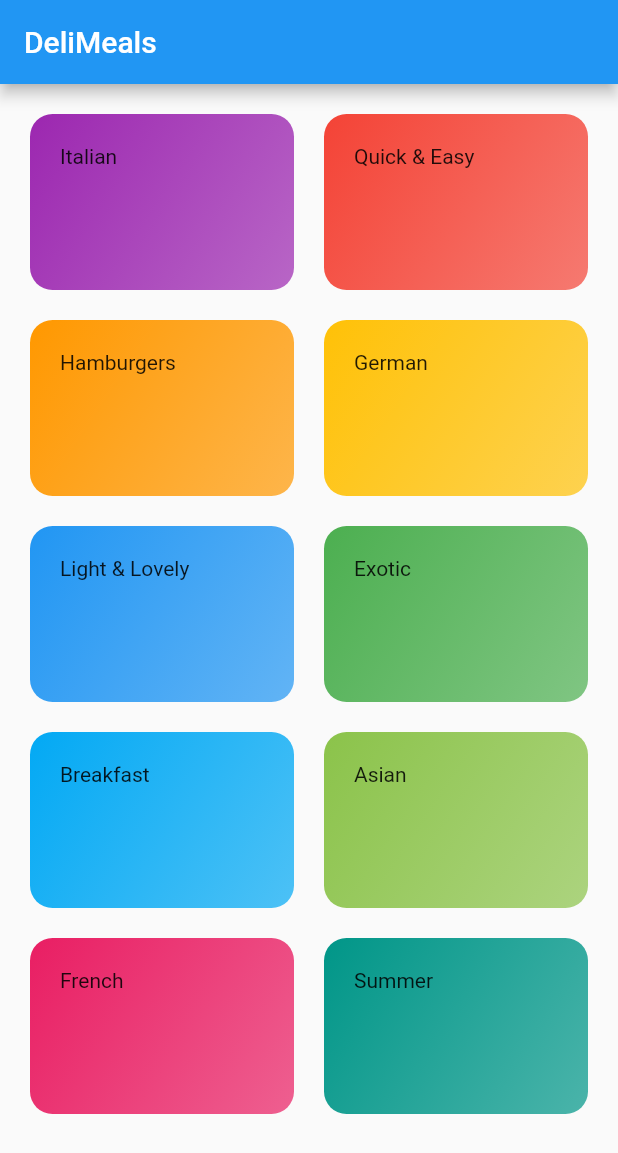
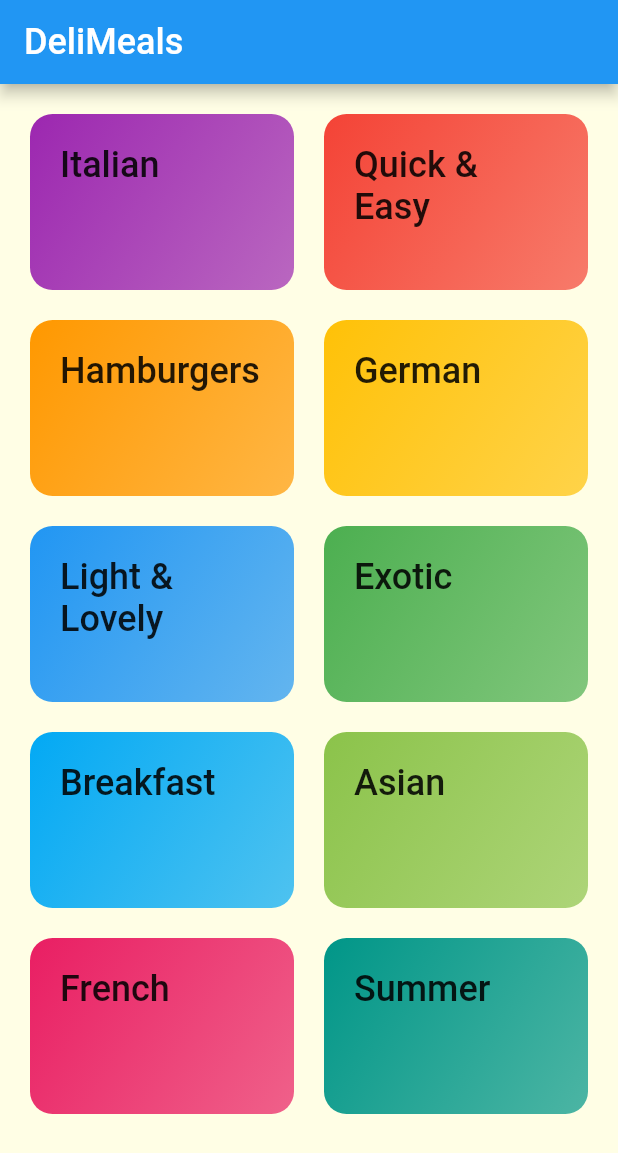
Before and after one commit to barimehdi77/meals-app-flutter, a Flutter app: the screen it shows after launch, on a phone screen of 412 x 824 dp. Shown: the top 1153 px of the screen. Run offline on Flutter 3.47's test engine with Material 2 defaults, Android fonts, the phone set to English and light mode, and no system bars; Roboto replaces fonts that are missing (RobotoCondensed).

Commit message:
feat: add some fonts

```diff
--- a/lib/main.dart
+++ b/lib/main.dart
@@ -1,7 +1,7 @@
 import 'package:flutter/material.dart';
 
+import './screens/categories.screen.dart';
 
-import './screens/categories.screen.dart';
 void main() => runApp(MyApp());
 
 class MyApp extends StatelessWidget {
@@ -10,8 +10,33 @@ class MyApp extends StatelessWidget {
     return MaterialApp(
       title: 'DeliMeals',
       theme: ThemeData(
-        primarySwatch: Colors.blue,
-      ),
+          primarySwatch: Colors.blue,
+          colorScheme: ColorScheme(
+            brightness: Brightness.light,
+            primary: Colors.blue,
+            onPrimary: Colors.white,
+            secondary: Colors.amber,
+            onSecondary: Colors.black,
+            error: Colors.red,
+            onError: Colors.white,
+            background: Colors.white,
+            onBackground: Colors.black,
+            surface: Colors.amber,
+            onSurface: Colors.white,
+          ),
+          canvasColor: Color.fromRGBO(255, 254, 229, 1),
+          fontFamily: 'Raleway',
+          textTheme: ThemeData.light().textTheme.copyWith(
+              bodyLarge: TextStyle(
+                color: Color.fromRGBO(20, 51, 51, 1),
+              ),
+              bodyMedium: TextStyle(
+                color: Color.fromRGBO(20, 51, 51, 1),
+              ),
+              titleLarge: TextStyle(
+                fontSize: 24,
+                fontFamily: 'RobotoCondensed',
+              ))),
       home: CategoriesScreen(),
     );
   }
--- a/lib/models/category.model.dart
+++ b/lib/models/category.model.dart
@@ -5,5 +5,5 @@ class Category {
   final String title;
   final Color color;
 
-  const Category({required this.id, required this.title, this.color = Colors.orange});
+  const Category({@required this.id, @required this.title, this.color = Colors.orange});
 }
--- a/lib/widgets/categoryItem.widget.dart
+++ b/lib/widgets/categoryItem.widget.dart
@@ -3,13 +3,16 @@ import 'package:flutter/material.dart';
 class CategoryItem extends StatelessWidget {
   final String title;
   final Color color;
-  const CategoryItem({required this.color, required this.title});
+  const CategoryItem({@required this.color, @required this.title});
 
   @override
   Widget build(BuildContext context) {
     return Container(
       padding: const EdgeInsets.all(20),
-      child: Text(title),
+      child: Text(
+        title,
+        style: Theme.of(context).textTheme.titleLarge,
+      ),
       decoration: BoxDecoration(
         gradient: LinearGradient(
           colors: [
```
Also changed, not shown: pubspec.yaml (+15 -9 lines), lib/assets/fonts/Raleway-Black.ttf (added), lib/assets/fonts/Raleway-Bold.ttf (added), lib/assets/fonts/Raleway-Regular.ttf (added), lib/assets/fonts/RobotoCondensed-Bold.ttf (added), lib/assets/fonts/RobotoCondensed-Italic.ttf (added), lib/assets/fonts/RobotoCondensed-Light.ttf (added), lib/assets/fonts/RobotoCondensed-Regular.ttf (added), pubspec.lock, 1 other file.
